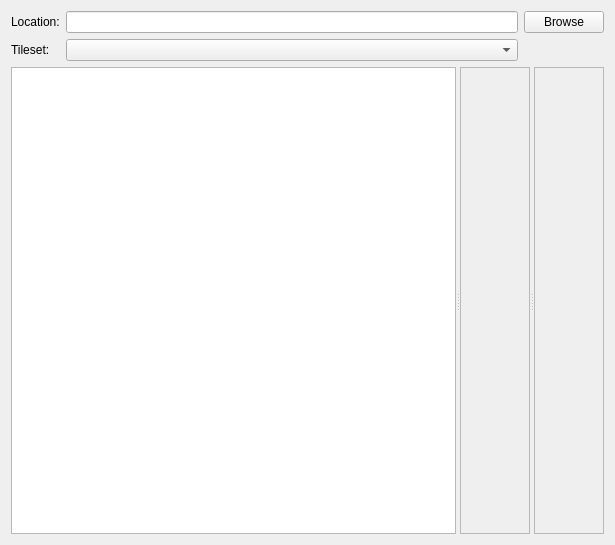
Old version of the form import/importdialog.ui in the repository jowin202/YaRXP.
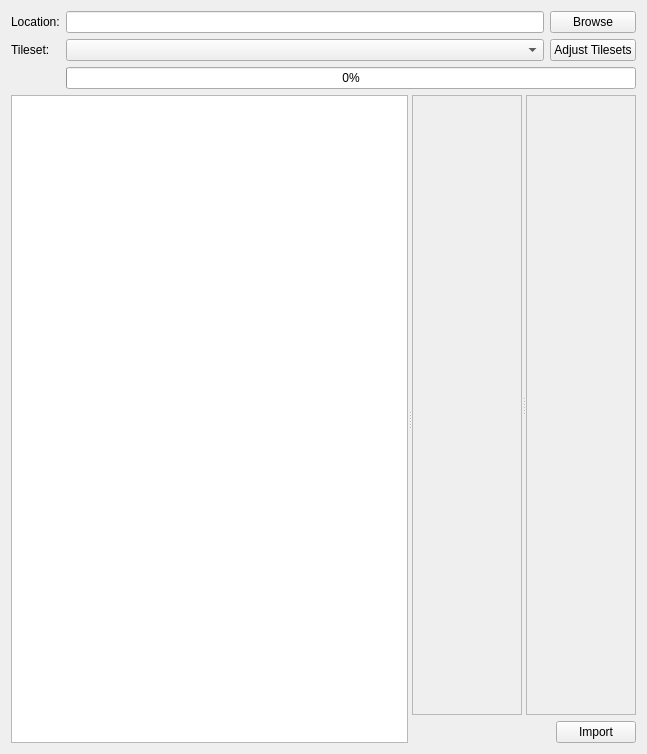
New version of the form.

Commit message: Import Dialog but not finished

```diff
--- a/import/importdialog.ui
+++ b/import/importdialog.ui
@@ -9,60 +9,16 @@
    <rect>
     <x>0</x>
     <y>0</y>
-    <width>615</width>
-    <height>545</height>
+    <width>647</width>
+    <height>754</height>
    </rect>
   </property>
   <property name="windowTitle">
    <string>Import Map</string>
   </property>
-  <layout class="QGridLayout" name="gridLayout_2">
-   <item row="0" column="0">
-    <layout class="QGridLayout" name="gridLayout">
-     <item row="0" column="1">
-      <widget class="QLineEdit" name="line_location"/>
-     </item>
-     <item row="0" column="2">
-      <widget class="QPushButton" name="button_browse">
-       <property name="text">
-        <string>Browse</string>
-       </property>
-      </widget>
-     </item>
-     <item row="0" column="0">
-      <widget class="QLabel" name="label">
-       <property name="text">
-        <string>Location:</string>
-       </property>
-      </widget>
-     </item>
+  <layout class="QGridLayout" name="gridLayout_5">
      <item row="1" column="0">
-      <widget class="QLabel" name="label_2">
-       <property name="text">
-        <string>Tileset:</string>
-       </property>
-      </widget>
-     </item>
-     <item row="1" column="1">
-      <widget class="QComboBox" name="combo_tileset"/>
-     </item>
-    </layout>
-   </item>
-   <item row="2" column="1">
-    <spacer name="verticalSpacer">
-     <property name="orientation">
-      <enum>Qt::Vertical</enum>
-     </property>
-     <property name="sizeHint" stdset="0">
-      <size>
-       <width>0</width>
-       <height>40</height>
-      </size>
-     </property>
-    </spacer>
-   </item>
-   <item row="2" column="0">
-    <widget class="QSplitter" name="splitter">
+    <widget class="QSplitter" name="splitter_2">
      <property name="orientation">
       <enum>Qt::Horizontal</enum>
      </property>
@@ -86,6 +42,13 @@
        </property>
       </column>
      </widget>
+     <widget class="QWidget" name="widget" native="true">
+      <layout class="QGridLayout" name="gridLayout_3">
+       <item row="0" column="0">
+        <widget class="QSplitter" name="splitter">
+         <property name="orientation">
+          <enum>Qt::Horizontal</enum>
+         </property>
      <widget class="QScrollArea" name="scrollArea">
       <property name="widgetResizable">
        <bool>true</bool>
@@ -95,11 +58,11 @@
         <rect>
          <x>0</x>
          <y>0</y>
-         <width>83</width>
-         <height>449</height>
-        </rect>
-       </property>
-       <layout class="QGridLayout" name="gridLayout_3">
+             <width>122</width>
+             <height>570</height>
+            </rect>
+           </property>
+           <layout class="QGridLayout" name="gridLayout_2">
         <item row="0" column="0">
          <widget class="QLabel" name="label_before">
           <property name="text">
@@ -119,8 +82,8 @@
         <rect>
          <x>0</x>
          <y>0</y>
-         <width>83</width>
-         <height>449</height>
+             <width>121</width>
+             <height>570</height>
         </rect>
        </property>
        <layout class="QGridLayout" name="gridLayout_4">
@@ -135,6 +98,105 @@
       </widget>
      </widget>
     </widget>
+       </item>
+       <item row="1" column="0">
+        <layout class="QGridLayout" name="gridLayout_6">
+         <item row="0" column="1">
+          <widget class="QPushButton" name="button_import">
+           <property name="text">
+            <string>Import</string>
+           </property>
+          </widget>
+         </item>
+         <item row="0" column="0">
+          <spacer name="horizontalSpacer">
+           <property name="orientation">
+            <enum>Qt::Horizontal</enum>
+           </property>
+           <property name="sizeHint" stdset="0">
+            <size>
+             <width>40</width>
+             <height>20</height>
+            </size>
+           </property>
+          </spacer>
+         </item>
+        </layout>
+       </item>
+       <item row="0" column="1">
+        <spacer name="verticalSpacer_2">
+         <property name="orientation">
+          <enum>Qt::Vertical</enum>
+         </property>
+         <property name="sizeHint" stdset="0">
+          <size>
+           <width>0</width>
+           <height>40</height>
+          </size>
+         </property>
+        </spacer>
+       </item>
+      </layout>
+     </widget>
+    </widget>
+   </item>
+   <item row="1" column="1">
+    <spacer name="verticalSpacer">
+     <property name="orientation">
+      <enum>Qt::Vertical</enum>
+     </property>
+     <property name="sizeHint" stdset="0">
+      <size>
+       <width>0</width>
+       <height>40</height>
+      </size>
+     </property>
+    </spacer>
+   </item>
+   <item row="0" column="0">
+    <layout class="QGridLayout" name="gridLayout">
+     <item row="1" column="1">
+      <widget class="QComboBox" name="combo_tileset"/>
+     </item>
+     <item row="1" column="2">
+      <widget class="QPushButton" name="button_adjust">
+       <property name="text">
+        <string>Adjust Tilesets</string>
+       </property>
+      </widget>
+     </item>
+     <item row="0" column="0">
+      <widget class="QLabel" name="label">
+       <property name="text">
+        <string>Location:</string>
+       </property>
+      </widget>
+     </item>
+     <item row="0" column="1">
+      <widget class="QLineEdit" name="line_location"/>
+     </item>
+     <item row="0" column="2">
+      <widget class="QPushButton" name="button_browse">
+       <property name="text">
+        <string>Browse</string>
+       </property>
+      </widget>
+     </item>
+     <item row="1" column="0">
+      <widget class="QLabel" name="label_2">
+       <property name="text">
+        <string>Tileset:</string>
+       </property>
+      </widget>
+     </item>
+     <item row="2" column="1" colspan="2">
+      <widget class="QProgressBar" name="progressBar">
+       <property name="value">
+        <number>0</number>
+       </property>
+      </widget>
+     </item>
+    </layout>
    </item>
   </layout>
  </widget>
```
Lines whose indentation alone changed are shown as unchanged. The commit also changes 9 other files.
